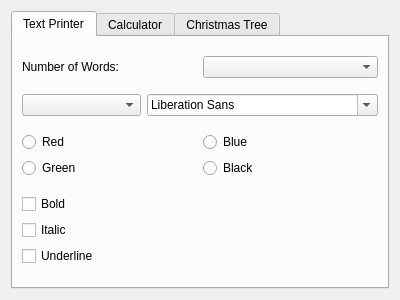
Before: the Qt Designer form envs/gui_env/src/settings_dialog.ui in bjuergens/automatic-gui-testing, drawn with Qt 5.
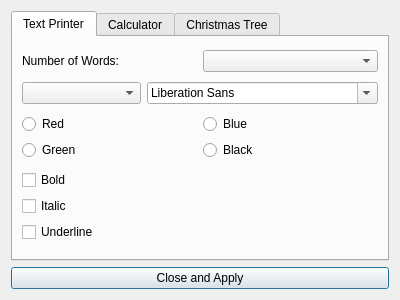
After: the same form once the commit is applied. The open tabs and pages were chosen to show the change.

Commit message: Implemented SettingsDialog and connected everything for Text Printer. Text Printer class also added. Added two util functions.

```diff
--- a/envs/gui_env/src/settings_dialog.ui
+++ b/envs/gui_env/src/settings_dialog.ui
@@ -300,6 +300,13 @@
      </widget>
     </widget>
    </item>
+   <item>
+    <widget class="QPushButton" name="close_settings_dialog">
+     <property name="text">
+      <string>Close and Apply</string>
+     </property>
+    </widget>
+   </item>
   </layout>
  </widget>
  <resources/>
```
Left out of the diff: 24 changed lines with no effect on the pictures. The commit also changes 7 other files.
